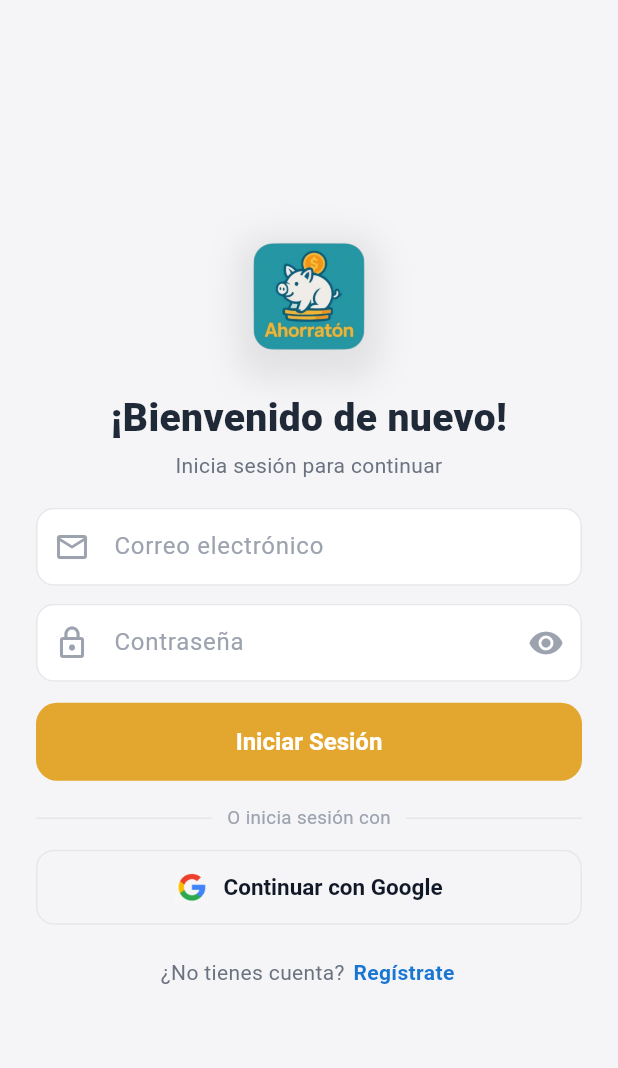
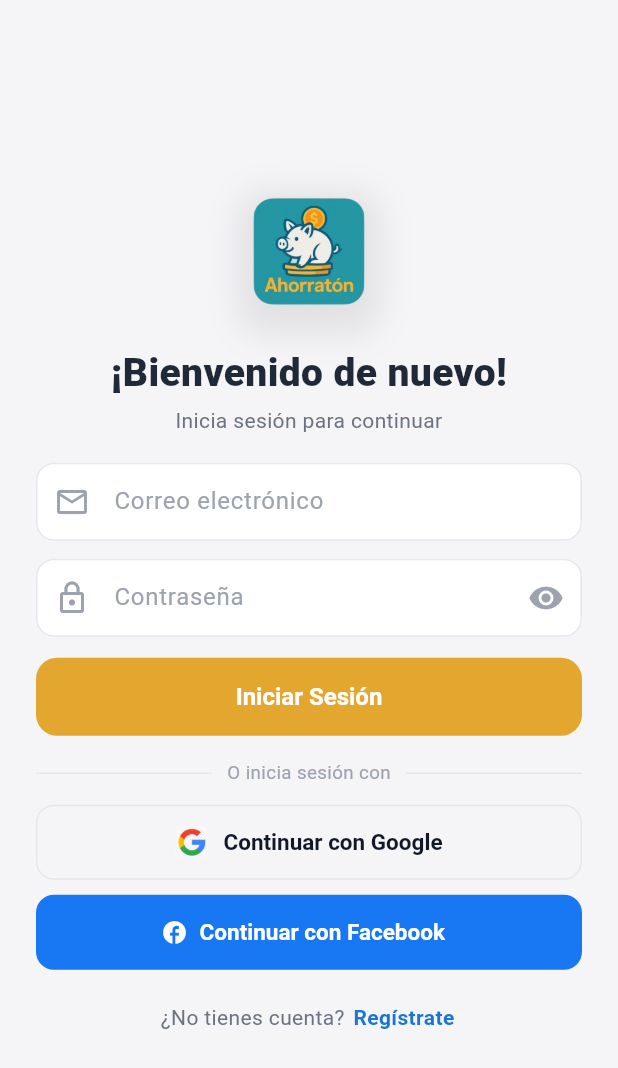
Before and after one commit to Becajona/FlutterApp_Jenni, a Flutter app: the screen it shows after launch, on a phone screen of 412 x 824 dp. Shown: the top 1068 px of the screen. Run offline on Flutter 3.47's test engine with Material 3 defaults, Android fonts, the phone set to English and light mode, and no system bars; our stand-ins replace cloud_firestore, equatable, firebase_auth, firebase_core, fl_chart, flutter_local_notifications and 4 more; missing offline and left inert: android_intent_plus, app_settings, dart:html, flutter_facebook_auth; accounts and stored records are empty.

Commit message:
Descripción de lo que cambiaste

```diff
--- a/lib/data/api_exchange_service.dart
+++ b/lib/data/api_exchange_service.dart
@@ -3,9 +3,6 @@
 import 'dart:async';
 import 'package:http/http.dart' as http;
 
-/// Convierte montos de una moneda a otra usando:
-/// 1) exchangerate.host (con access_key si la tienes)
-/// 2) fallback a Frankfurter (sin clave) si hay error/timeout
 class ExchangeService {
   static const String _exHost = 'api.exchangerate.host';
   static const String _frankHost = 'api.frankfurter.app';
--- a/lib/screens/login_screen.dart
+++ b/lib/screens/login_screen.dart
@@ -81,12 +81,12 @@
                         ),
                       ),
                       const SizedBox(height: 6),
-                      Text(
+                      const Text(
                         'Inicia sesión para continuar',
                         textAlign: TextAlign.center,
                         style: TextStyle(
                           fontSize: 14,
-                          color: const Color(0xFF6B7280),
+                          color: Color(0xFF6B7280),
                         ),
                       ),
                       const SizedBox(height: 18),
@@ -177,10 +177,11 @@
                       const SizedBox(height: 16),
 
                       // Divider "O inicia sesión con"
-                      Row(
-                        children: const [
+                      const Row(
+                        children: [
                           Expanded(
-                            child: Divider(color: Color(0xFFE5E7EB), thickness: 1),
+                            child: Divider(
+                                color: Color(0xFFE5E7EB), thickness: 1),
                           ),
                           Padding(
                             padding: EdgeInsets.symmetric(horizontal: 10),
@@ -193,18 +194,20 @@
                             ),
                           ),
                           Expanded(
-                            child: Divider(color: Color(0xFFE5E7EB), thickness: 1),
+                            child: Divider(
+                                color: Color(0xFFE5E7EB), thickness: 1),
                           ),
                         ],
                       ),
                       const SizedBox(height: 12),
 
-                      // Botón Google (borde gris + icono a la izquierda)
+                      // Botón Google
                       SizedBox(
                         width: double.infinity,
                         height: 50,
                         child: OutlinedButton(
-                          onPressed: _loading ? null : () => _handleGoogle(auth),
+                          onPressed:
+                              _loading ? null : () => _handleGoogle(auth),
                           style: OutlinedButton.styleFrom(
                             side: const BorderSide(color: Color(0xFFE5E7EB)),
                             shape: RoundedRectangleBorder(
@@ -231,6 +234,33 @@
                         ),
                       ),
 
+                      const SizedBox(height: 10),
+
+                      // Botón Facebook (debajo de Google)
+                      SizedBox(
+                        width: double.infinity,
+                        height: 50,
+                        child: ElevatedButton.icon(
+                          onPressed:
+                              _loading ? null : () => _handleFacebook(auth),
+                          style: ElevatedButton.styleFrom(
+                            backgroundColor:
+                                const Color(0xFF1877F2), // Azul Facebook
+                            foregroundColor: Colors.white,
+                            shape: RoundedRectangleBorder(
+                              borderRadius: BorderRadius.circular(12),
+                            ),
+                            textStyle: const TextStyle(
+                              fontSize: 15,
+                              fontWeight: FontWeight.w600,
+                            ),
+                            elevation: 0,
+                          ),
+                          icon: const Icon(Icons.facebook),
+                          label: const Text('Continuar con Facebook'),
+                        ),
+                      ),
+
                       const SizedBox(height: 18),
 
                       // Enlace registro
@@ -248,7 +278,8 @@
                             onTap: () => context.go('/register'),
                             borderRadius: BorderRadius.circular(4),
                             child: const Padding(
-                              padding: EdgeInsets.symmetric(horizontal: 2, vertical: 4),
+                              padding: EdgeInsets.symmetric(
+                                  horizontal: 2, vertical: 4),
                               child: Text(
                                 'Regístrate',
                                 style: TextStyle(
@@ -297,7 +328,8 @@
         suffixIcon: suffix,
         filled: true,
         fillColor: Colors.white,
-        contentPadding: const EdgeInsets.symmetric(horizontal: 14, vertical: 14),
+        contentPadding:
+            const EdgeInsets.symmetric(horizontal: 14, vertical: 14),
         border: OutlineInputBorder(
           borderRadius: BorderRadius.circular(12),
           borderSide: const BorderSide(color: Color(0xFFE5E7EB)),
@@ -349,4 +381,22 @@
       if (mounted) setState(() => _loading = false);
     }
   }
+
+  Future<void> _handleFacebook(AuthRepository auth) async {
+    setState(() => _loading = true);
+    try {
+      // 👉 Este método debe existir en tu AuthRepository
+      await auth.signInWithFacebook();
+    } catch (e) {
+      if (!mounted) return;
+      ScaffoldMessenger.of(context).showSnackBar(
+        SnackBar(
+          content: Text('Error con Facebook: $e'),
+          behavior: SnackBarBehavior.floating,
+        ),
+      );
+    } finally {
+      if (mounted) setState(() => _loading = false);
+    }
+  }
 }
--- a/pubspec.yaml
+++ b/pubspec.yaml
@@ -16,7 +16,7 @@
 # https://developer.apple.com/library/archive/documentation/General/Reference/InfoPlistKeyReference/Articles/CoreFoundationKeys.html
 # In Windows, build-name is used as the major, minor, and patch parts
 # of the product and file versions while build-number is used as the build suffix.
-version: 1.0.0+4
+version: 1.0.0+5
 
 environment:
   sdk: '>=3.1.5 <4.0.0'
@@ -49,6 +49,8 @@
   google_sign_in: ^6.1.6
   http: ^1.2.0
   translator: ^1.0.0
+  flutter_facebook_auth: ^6.0.1
+
 
 
   #flutter_native_timezone_updated: ^2.0.0
```
Also changed, not shown: lib/auth/auth_repository.dart (+52 -5 lines), lib/presentation/screens/dashboard/dashboard_screen.dart (+20 -4 lines), lib/presentation/screens/dashboard/progress_emergency_card.dart (+75 -11 lines), pubspec.lock, 8 other files.
